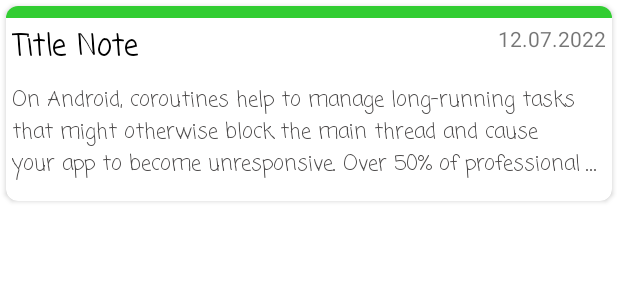
After one commit to Grish-Gr/ColorNotes, an Android app: the layout item_all_line.xml on its own in the app's theme, with its tools: preview values and no code run, on a phone screen of 412 x 824 dp. The commit adds this screen. Shown: the top 300 px of the screen. Run offline under Robolectric (Android 15) with nearby library versions, the phone set to English and light mode, and no system bars.

Commit message:
add view, layouts

```diff
--- /dev/null
+++ b/app/src/main/java/com/example/colornotes/view/view/SettingsFragment.kt
@@ -0,0 +1,4 @@
+package com.example.colornotes.view.view
+
+class SettingsFragment: BaseFragment() {
+}
--- a/app/src/main/res/layout/fragment_main.xml
+++ b/app/src/main/res/layout/fragment_main.xml
@@ -2,12 +2,14 @@
 <FrameLayout xmlns:android="http://schemas.android.com/apk/res/android"
     android:layout_width="match_parent"
     android:layout_height="match_parent"
-    xmlns:app="http://schemas.android.com/apk/res-auto">
+    xmlns:app="http://schemas.android.com/apk/res-auto"
+    xmlns:tools="http://schemas.android.com/tools">
 
     <androidx.recyclerview.widget.RecyclerView
         android:id="@+id/list_notes"
         android:layout_width="match_parent"
         android:layout_height="match_parent"
+        tools:listitem="@layout/item_all_line"
         app:layoutManager="androidx.recyclerview.widget.StaggeredGridLayoutManager"/>
 
     <ProgressBar
--- a/app/src/main/res/layout/fragment_note_add.xml
+++ b/app/src/main/res/layout/fragment_note_add.xml
@@ -56,7 +56,6 @@
         android:src="@drawable/ic_success"
         android:layout_margin="16dp"
         app:layout_constraintEnd_toEndOf="parent"
-        app:layout_constraintBottom_toBottomOf="parent"
-        android:backgroundTint="#9C9C9C"/>
+        app:layout_constraintBottom_toBottomOf="parent"/>
 
 </androidx.constraintlayout.widget.ConstraintLayout>
--- /dev/null
+++ b/app/src/main/res/layout/item_all_line.xml
@@ -0,0 +1,57 @@
+<?xml version="1.0" encoding="utf-8"?>
+<androidx.cardview.widget.CardView xmlns:android="http://schemas.android.com/apk/res/android"
+    android:layout_width="match_parent"
+    android:layout_height="130dp"
+    xmlns:app="http://schemas.android.com/apk/res-auto"
+    style="@style/CardView.ItemNote">
+
+    <androidx.constraintlayout.widget.ConstraintLayout
+        android:layout_width="match_parent"
+        android:layout_height="match_parent">
+
+        <View
+            android:id="@+id/indicator_note_all_line_item"
+            android:layout_width="match_parent"
+            android:layout_height="8dp"
+            app:layout_constraintStart_toStartOf="parent"
+            app:layout_constraintEnd_toEndOf="parent"
+            app:layout_constraintTop_toTopOf="parent"
+            android:background="@color/green"/>
+
+        <TextView
+            android:id="@+id/title_note_all_line_item"
+            android:layout_width="match_parent"
+            android:layout_height="wrap_content"
+            style="@style/Base.Widget.AppCompat.TextView.TitleNote"
+            android:layout_marginVertical="4dp"
+            android:layout_marginStart="4dp"
+            android:layout_marginEnd="100dp"
+            app:layout_constraintTop_toBottomOf="@id/indicator_note_all_line_item"
+            app:layout_constraintStart_toStartOf="parent"
+            app:layout_constraintEnd_toEndOf="parent"/>
+
+        <TextView
+            android:id="@+id/date_note_all_line_item"
+            android:layout_width="wrap_content"
+            android:layout_height="wrap_content"
+            android:text="@string/date_note"
+            android:layout_margin="4dp"
+            app:layout_constraintTop_toBottomOf="@id/indicator_note_all_line_item"
+            app:layout_constraintEnd_toEndOf="parent"/>
+
+        <TextView
+            android:id="@+id/text_note_all_line_item"
+            android:layout_width="match_parent"
+            android:layout_height="wrap_content"
+            android:maxLines="3"
+            style="@style/Base.Widget.AppCompat.TextView.TextNote"
+            android:layout_marginHorizontal="4dp"
+            android:layout_marginBottom="4dp"
+            app:layout_constraintStart_toStartOf="parent"
+            app:layout_constraintEnd_toEndOf="parent"
+            app:layout_constraintBottom_toBottomOf="parent"
+            app:layout_constraintTop_toBottomOf="@id/title_note_all_line_item"/>
+
+    </androidx.constraintlayout.widget.ConstraintLayout>
+
+</androidx.cardview.widget.CardView>
--- a/app/src/main/res/values/colors.xml
+++ b/app/src/main/res/values/colors.xml
@@ -7,4 +7,7 @@
     <color name="teal_700">#FF018786</color>
     <color name="black">#FF000000</color>
     <color name="white">#FFFFFFFF</color>
+    <color name="gray">#4D4B4B</color>
+    <color name="green">#32CD32</color>
+    <color name="green_glass">#3832CD32</color>
 </resources>
--- a/app/src/main/res/values/strings.xml
+++ b/app/src/main/res/values/strings.xml
@@ -4,4 +4,7 @@
     <string name="search">Search</string>
     <string name="description_fab_add_note">Add New Note</string>
     <string name="hint_title_note">Title Note</string>
+    <string name="title_note">Title Note</string>
+    <string name="text_note">On Android, coroutines help to manage long-running tasks that might otherwise block the main thread and cause your app to become unresponsive. Over 50% of professional developers who use coroutines have reported seeing increased productivity. This topic describes how you can use Kotlin coroutines to address these problems, enabling you to write cleaner and more concise app code.</string>
+    <string name="date_note">12.07.2022</string>
 </resources>
--- /dev/null
+++ b/app/src/main/res/values/style_text_views.xml
@@ -0,0 +1,21 @@
+<?xml version="1.0" encoding="utf-8"?>
+<resources>
+
+    <style name="Base.Widget.AppCompat.TextView.TitleNote" parent="Base.Widget.AppCompat.TextView">
+        <item name="android:text">@string/title_note</item>
+        <item name="android:ellipsize">end</item>
+        <item name="android:textColor">@color/black</item>
+        <item name="maxLines">1</item>
+        <item name="fontFamily">casual</item>
+        <item name="android:textSize">20sp</item>
+    </style>
+
+    <style name="Base.Widget.AppCompat.TextView.TextNote" parent="Base.Widget.AppCompat.TextView">
+        <item name="android:text">@string/text_note</item>
+        <item name="android:ellipsize">end</item>
+        <item name="android:textColor">@color/gray</item>
+        <item name="fontFamily">casual</item>
+        <item name="android:textSize">14sp</item>
+    </style>
+
+</resources>
--- a/app/src/main/res/values/themes.xml
+++ b/app/src/main/res/values/themes.xml
@@ -1,6 +1,6 @@
 <resources xmlns:tools="http://schemas.android.com/tools">
     <!-- Base application theme. -->
-    <style name="Theme.ColorNotes" parent="Theme.MaterialComponents.DayNight.DarkActionBar">
+    <style name="Theme.ColorNotes" parent="Theme.MaterialComponents.DayNight.NoActionBar">
         <!-- Primary brand color. -->
         <item name="colorPrimary">@color/purple_500</item>
         <item name="colorPrimaryVariant">@color/purple_700</item>
@@ -12,5 +12,11 @@
         <!-- Status bar color. -->
         <item name="android:statusBarColor" tools:targetApi="l">?attr/colorPrimaryVariant</item>
         <!-- Customize your theme here. -->
+        <item name="cardViewStyle">@style/CardView.ItemNote</item>
+    </style>
+
+    <style name="CardView.ItemNote" parent="CardView">
+        <item name="cardCornerRadius">8dp</item>
+        <item name="android:layout_margin">4dp</item>
     </style>
 </resources>
```
Also changed, not shown: app/src/main/java/com/example/colornotes/view/view/AddNoteFragment.kt (added, +25 -0 lines), app/src/main/java/com/example/colornotes/view/view/BaseFragment.kt (added, +26 -0 lines), app/src/main/java/com/example/colornotes/view/view/MainFragment.kt (added, +25 -0 lines), app/src/main/java/com/example/colornotes/view/viewmodels/MainViewModel.kt (added, +9 -0 lines), app/src/main/res/layout/activity_main.xml (+3 -13 lines), app/src/main/res/layout/item_grid.xml (added, +56 -0 lines), app/src/main/res/layout/item_line.xml (added, +40 -0 lines).
